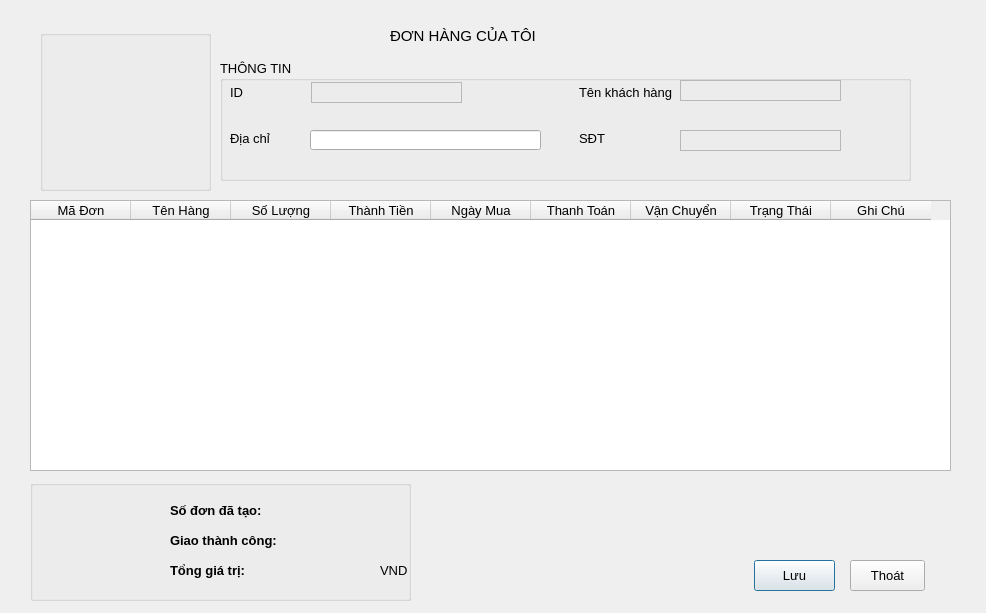
Old version of the form lichsumua.ui in the repository si13ncer/DoAnCTDL.
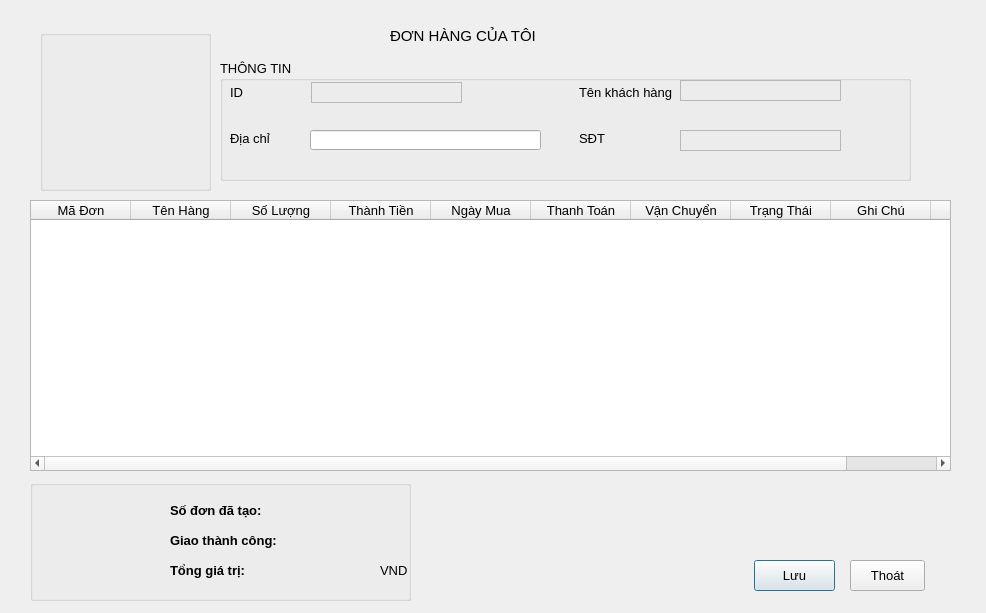
New version of the form. Icons and pictures are not drawn.

The edit to the form file:
```diff
--- a/lichsumua.ui
+++ b/lichsumua.ui
@@ -248,6 +248,11 @@
      <string>Ghi Chú</string>
     </property>
    </column>
+   <column>
+    <property name="text">
+     <string>Mã Hàng</string>
+    </property>
+   </column>
   </widget>
   <widget class="QPushButton" name="btnLuu">
    <property name="geometry">
```
